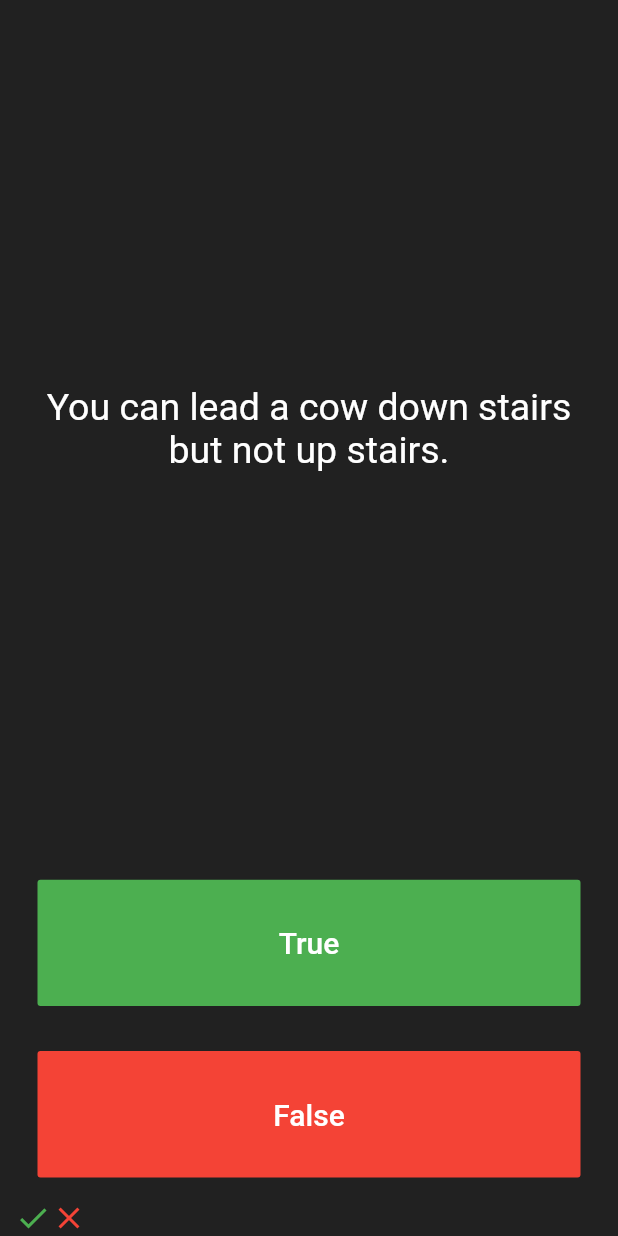
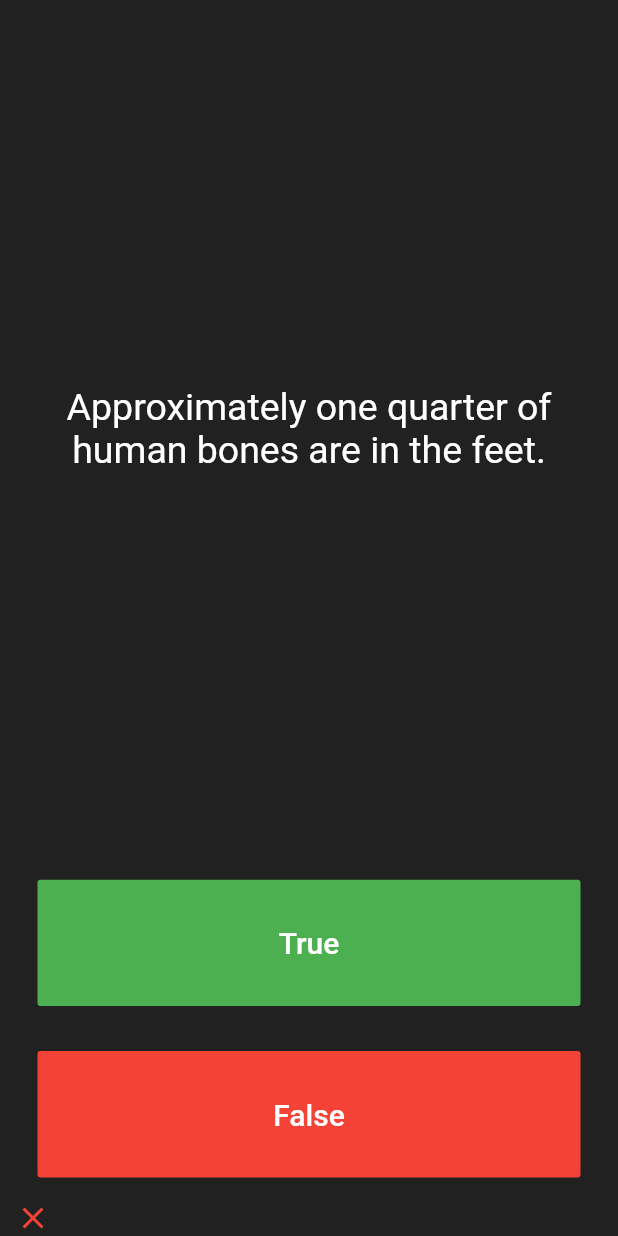
Before and after one commit to AJCordova/Flutter-Study, a Flutter app: the screen it shows after launch, after a tap on "True", on a phone screen of 412 x 824 dp. Run offline on Flutter 3.47's test engine with Material 2 defaults, Android fonts, the phone set to English and light mode, and no system bars; our stand-ins replace audioplayers.

Commit message:
Remove repeated code.

```diff
--- a/quizzler/lib/main.dart
+++ b/quizzler/lib/main.dart
@@ -33,24 +33,31 @@
 
 class _QuizPageState extends State<QuizPage> {
 
-  var random = new Random();
+  int questionNumber = 0;
 
-  List<Icon> scoreKeeper = [
-    const Icon(
-      Icons.check,
-      color: Colors.green,
-    ),
-    const Icon(
-      Icons.close,
-      color: Colors.red,
-    )
-  ];
+  List<Icon> scoreKeeper = [];
 
   List<String> questions = [
     'You can lead a cow down stairs but not up stairs.',
     'Approximately one quarter of human bones are in the feet.',
     'A slug\'s blood is green.'
   ];
+
+  List<bool> answers = [false, true, true];
+
+  Icon correctAnswerIcon() {
+    return const Icon(
+      Icons.check,
+      color: Colors.green,
+    );
+  }
+
+  Icon wrongAnswerIcon() {
+    return const Icon(
+      Icons.close,
+      color: Colors.red,
+    );
+  }
 
   @override
   Widget build(BuildContext context) {
@@ -64,7 +71,7 @@
             padding: const EdgeInsets.all(10.0),
             child: Center(
               child: Text(
-                questions[random.nextInt(2)],
+                questions[questionNumber],
                 textAlign: TextAlign.center,
                 style: const TextStyle(
                   fontSize: 25.0,
@@ -87,7 +94,16 @@
                   ),
                 ),
                 onPressed: () {
-                  //
+                  setState(() {
+                    bool chosenAnswer = answers[questionNumber];
+                    if (chosenAnswer == true) {
+                      scoreKeeper.add(correctAnswerIcon());
+                    } else {
+                      scoreKeeper.add(wrongAnswerIcon());
+                    }
+
+                    questionNumber++;
+                  });
                 },
               )
           ),
@@ -105,7 +121,16 @@
                   ),
                 ),
                 onPressed: () {
-                  //
+                  setState(() {
+                    bool chosenAnswer = answers[questionNumber];
+                    if (chosenAnswer == false) {
+                      scoreKeeper.add(correctAnswerIcon());
+                    } else {
+                      scoreKeeper.add(wrongAnswerIcon());
+                    }
+
+                    questionNumber++;
+                  });
                 },
               )
           ),
@@ -117,9 +142,3 @@
     );
   }
 }
-
-/*
-question1: 'You can lead a cow down stairs but not up stairs.', false,
-question2: 'Approximately one quarter of human bones are in the feet.', true,
-question3: 'A slug\'s blood is green.', true,
-*/
```
